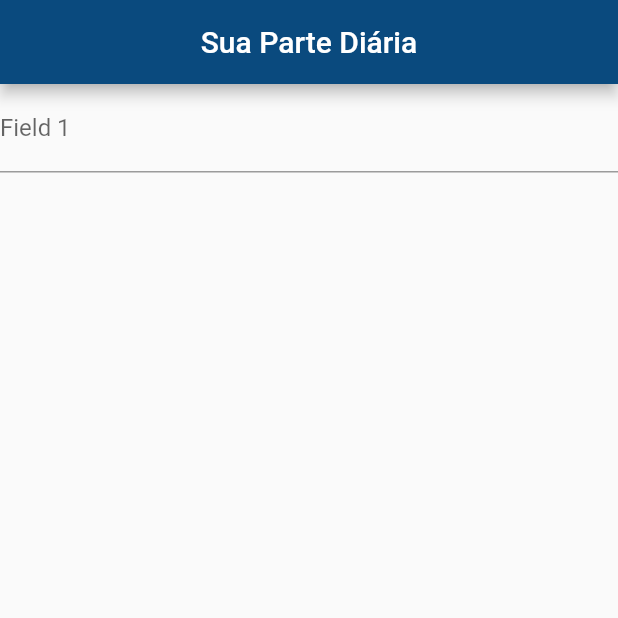
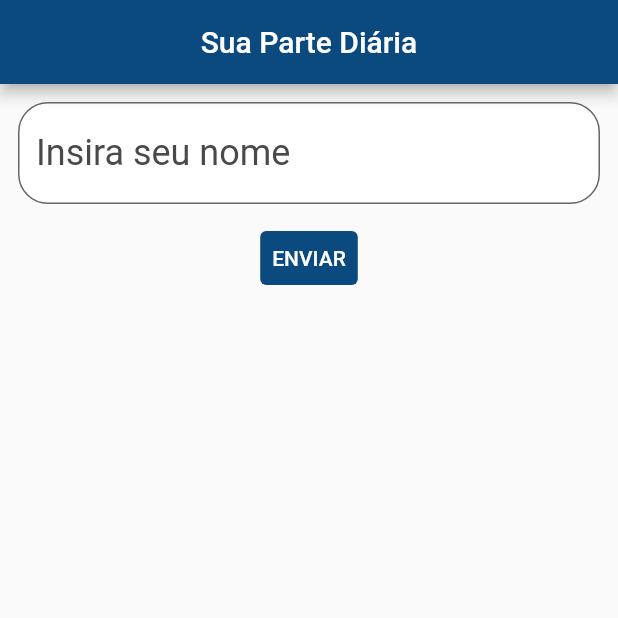
Before and after one commit to bath0ry/project_147, a Flutter app: the screen it shows after launch, on a phone screen of 412 x 824 dp, the top half of it. Run offline on Flutter 3.47's test engine with Material 2 defaults, Android fonts, the phone set to English and light mode, and no system bars.

Commit message:
create form page

```diff
--- /dev/null
+++ b/lib/form_page.dart
@@ -0,0 +1,66 @@
+import 'package:flutter/material.dart';
+
+class FormPage extends StatefulWidget {
+  const FormPage({
+    Key? key,
+  }) : super(key: key);
+
+  @override
+  State<FormPage> createState() => _FormPageState();
+}
+
+class _FormPageState extends State<FormPage> {
+  TextEditingController controllerName = TextEditingController();
+  final _formKey = GlobalKey<FormState>();
+  bool valueValidator(value) {
+    if (value != null && value.isEmpty) {
+      return true;
+    }
+    return false;
+  }
+
+  @override
+  Widget build(BuildContext context) {
+    return Form(
+      key: _formKey,
+      child: SingleChildScrollView(
+          child: Column(
+        children: [
+          Padding(
+            padding: const EdgeInsets.all(12.0),
+            child: TextFormField(
+                validator: (value) {
+                  if (valueValidator(value)) {
+                    return 'Não há informações suficientes';
+                  }
+                  return null;
+                },
+                onChanged: ((value) {}),
+                controller: controllerName,
+                style: TextStyle(fontSize: 24, color: Colors.black),
+                decoration: InputDecoration(
+                    hintStyle:
+                        TextStyle(color: Color.fromARGB(255, 73, 73, 73)),
+                    hintText: 'Insira seu nome',
+                    filled: true,
+                    hintMaxLines: 2,
+                    fillColor: Colors.white,
+                    border: OutlineInputBorder(
+                        borderRadius: BorderRadius.circular(20)))),
+          ),
+          TextButton(
+              onPressed: () {
+                if (_formKey.currentState!.validate()) {}
+              },
+              child: Text(
+                'ENVIAR',
+                style: TextStyle(color: Colors.white),
+              ),
+              style: ButtonStyle(
+                  backgroundColor: MaterialStateProperty.all(
+                      Color.fromARGB(255, 10, 74, 126))))
+        ],
+      )),
+    );
+  }
+}
--- a/lib/home_page.dart
+++ b/lib/home_page.dart
@@ -1,6 +1,7 @@
 import 'package:flutter/material.dart';
 import 'package:flutter/src/widgets/container.dart';
 import 'package:flutter/src/widgets/framework.dart';
+import 'package:project_147/form_page.dart';
 
 class MyHomePage extends StatelessWidget {
   const MyHomePage({super.key});
@@ -12,12 +13,7 @@ class MyHomePage extends StatelessWidget {
         title: Center(child: Text('Sua Parte Diária')),
         backgroundColor: Color.fromARGB(255, 10, 74, 126),
       ),
-      body: SingleChildScrollView(
-          child: Column(
-        children: [
-          TextFormField(decoration: InputDecoration(labelText: 'Field 1'))
-        ],
-      )),
+      body: FormPage(),
     );
   }
 }
```
